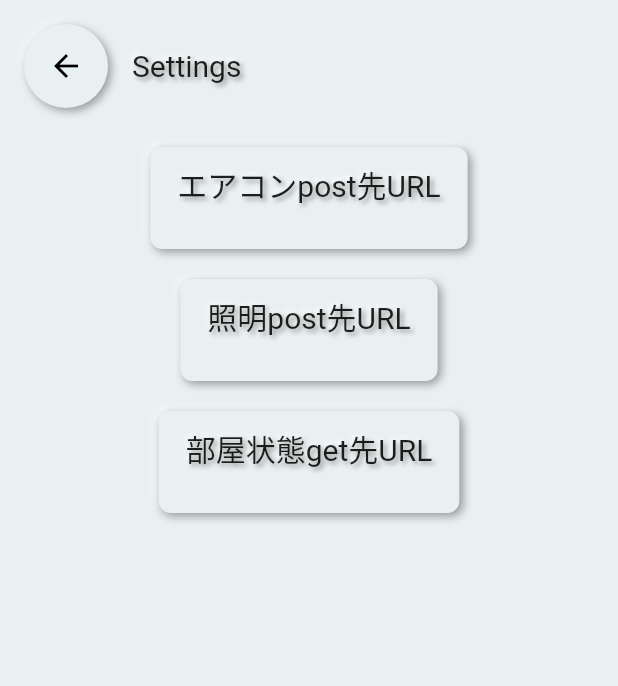
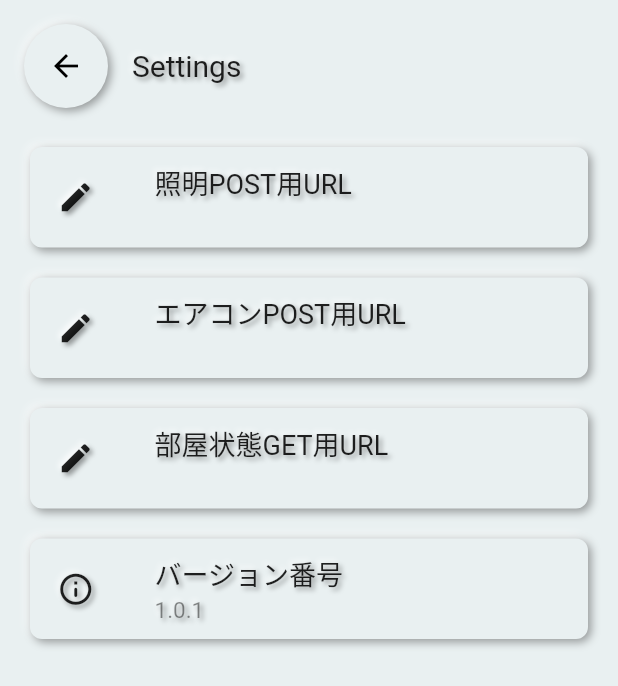
Before and after one commit to kimotu4632uz/smart_room, a Flutter app: the screen it shows after launch, after a tap on the "settings" icon, on a phone screen of 412 x 824 dp. Shown: the top 686 px of the screen. Run offline on Flutter 3.47's test engine with Material 2 defaults, Android fonts, the phone set to English and light mode, and no system bars; drawn by our look-alikes of flutter_neumorphic; our stand-ins replace package_info_plus, rxdart, shared_preferences, tuple.

Commit message:
fix bug, code improve, and add version info

```diff
--- a/lib/main.dart
+++ b/lib/main.dart
@@ -1,5 +1,6 @@
 import 'package:flutter/material.dart';
 import 'package:flutter_neumorphic/flutter_neumorphic.dart';
+import 'package:flutter_localizations/flutter_localizations.dart';
 import 'package:provider/provider.dart';
 
 import 'package:smart_room/bloc/light_bloc.dart';
@@ -12,6 +13,8 @@ import 'package:smart_room/page/settings_page.dart';
 void main() => runApp(MyApp());
 
 class MyApp extends StatelessWidget {
+  final locale = Locale("ja", "JP");
+
   @override
   Widget build(BuildContext context) =>
     MultiProvider(
@@ -34,6 +37,15 @@ class MyApp extends StatelessWidget {
           "/light": (context) => LightPage(),
           "/aircon": (context) => AirconPage(),
         },
+        locale: locale,
+        localizationsDelegates: const [
+          GlobalMaterialLocalizations.delegate,
+          GlobalWidgetsLocalizations.delegate,
+          GlobalCupertinoLocalizations.delegate,
+        ],
+        supportedLocales: [
+          locale,
+        ],
         themeMode: ThemeMode.light,
         theme: NeumorphicThemeData(
           baseColor: Color(0xffE9F0F1),
--- a/lib/page/settings_page.dart
+++ b/lib/page/settings_page.dart
@@ -1,6 +1,9 @@
 import 'package:flutter/cupertino.dart';
 import 'package:flutter_neumorphic/flutter_neumorphic.dart';
 import 'package:shared_preferences/shared_preferences.dart';
+import 'package:package_info_plus/package_info_plus.dart';
+
+import 'package:smart_room/utils.dart';
 
 class SettingsPage extends StatelessWidget {
   @override
@@ -17,24 +20,147 @@ class SettingsPage extends StatelessWidget {
         children: [
           Column(
             children: [
+             FutureBuilder(
+                future: SharedPreferences.getInstance().then((sp) => sp.getString("light_post_url") ?? ""),
+                builder: (context, AsyncSnapshot<String> snapshot) =>
+                  SettingButton(
+                    title: "照明POST用URL",
+                    innerText: snapshot.data ?? "",
+                    icon: Icons.edit,
+                    onPressed: (text, update) async {
+                      final result = await showTextEditDialog(
+                          context: context,
+                          title: "照明",
+                          init: snapshot.data
+                      );
+
+                      if (result != null) {
+                        final sp = await SharedPreferences.getInstance();
+                        sp.setString("light_post_url", result);
+                        update(result);
+                      }
+                    },
+                  ),
+              ),
+              FutureBuilder(
+                future: SharedPreferences.getInstance().then((sp) => sp.getString("aircon_post_url") ?? ""),
+                builder: (context, AsyncSnapshot<String> snapshot) =>
+                  SettingButton(
+                    title: "エアコンPOST用URL",
+                    innerText: snapshot.data ?? "",
+                    icon: Icons.edit,
+                    onPressed: (text, update) async {
+                      final result = await showTextEditDialog(
+                          context: context,
+                          title: "エアコン",
+                          init: snapshot.data
+                      );
+
+                      if (result != null) {
+                        final sp = await SharedPreferences.getInstance();
+                        sp.setString("aircon_post_url", result);
+                        update(result);
+                      }
+                    },
+                  ),
+              ),
+              FutureBuilder(
+                future: SharedPreferences.getInstance().then((sp) => sp.getString("room_get_url") ?? ""),
+                builder: (context, AsyncSnapshot<String> snapshot) =>
+                  SettingButton(
+                    title: "部屋状態GET用URL",
+                    innerText: snapshot.data ?? "",
+                    icon: Icons.edit,
+                    onPressed: (text, update) async {
+                      final result = await showTextEditDialog(
+                        context: context,
+                        title: "部屋状態",
+                        init: snapshot.data
+                      );
+
+                      if (result != null) {
+                        final sp = await SharedPreferences.getInstance();
+                        sp.setString("room_get_url", result);
+                        update(result);
+                      }
+                    },
+                  ),
+              ),
+              FutureBuilder(
+                future: PackageInfo.fromPlatform().then((value) => value.version),
+                builder: (context, AsyncSnapshot<String> snapshot) =>
+                  SettingButton(
+                    title: "バージョン番号",
+                    innerText: snapshot.data ?? "",
+                    icon: Icons.info_outline_rounded,
+                    onPressed: (_, f) {},
+                  )
+              ),
+            ],
+          )
+        ],
+      )
+    );
+}
+
+
+class SettingButton extends StatefulWidget {
+  final String title;
+  final IconData icon;
+  final String innerText;
+  final void Function(String text, Function(String) update) onPressed;
+
+  SettingButton({required this.title, required this.icon, required this.onPressed, required this.innerText});
+
+  _SettingButtonState createState() => _SettingButtonState();
+}
+
+class _SettingButtonState extends State<SettingButton> {
+  String innerText = "";
+
+  @override
+  void initState() {
+    super.initState();
+    innerText = widget.innerText;
+  }
+
+  @override
+  void didUpdateWidget(covariant SettingButton oldWidget) {
+    super.didUpdateWidget(oldWidget);
+    innerText = widget.innerText;
+  }
+
+  @override
+  Widget build(BuildContext context) =>
       NeumorphicButton(
-                margin: EdgeInsets.symmetric(vertical: 10, horizontal: 40),
-                child: Column(
+        margin: EdgeInsets.symmetric(vertical: 10, horizontal: 20),
+        child: Container(
+          width: double.infinity,
+          child: Row(
+            children: [
+              NeumorphicIcon(
+                widget.icon,
+                style: NeumorphicStyle(
+                  color: Colors.black87
+                ),
+                size: 25,
+              ),
+              SizedBox(width: 40),
+              Column(
+                crossAxisAlignment: CrossAxisAlignment.start,
                 children: [
                   NeumorphicText(
-                      "エアコンpost先URL",
+                    widget.title,
                     style: NeumorphicStyle(
                       color: Colors.black87,
                     ),
                     textStyle: NeumorphicTextStyle(
-                        fontSize: 20
+                      fontSize: 18
                     ),
                   ),
-                    FutureBuilder(
-                      future: SharedPreferences.getInstance().then((sp) => sp.getString("aircon_post_url") ?? ""),
-                      builder: (_, AsyncSnapshot<String> snapshot) =>
+                  SizedBox(height: 2),
                   NeumorphicText(
-                          snapshot.data ?? "",
+                    innerText,
                     style: NeumorphicStyle(
                       color: Colors.black45
                     ),
@@ -42,173 +168,11 @@ class SettingsPage extends StatelessWidget {
                       fontSize: 15
                     ),
                   ),
-                    )
                 ],
               ),
-                onPressed: () async {
-                  final airconPostUrl = TextEditingController();
-
-                  final result = await showDialog(
-                      context: context,
-                      barrierDismissible: true,
-                      builder: (context) => AlertDialog(
-                        actions: [
-                          TextButton(
-                            child: Text("Cancel"),
-                            onPressed: () => Navigator.pop(context),
-                          ),
-                          TextButton(
-                            child: Text("OK"),
-                            onPressed: () => Navigator.pop(context, airconPostUrl.text),
-                          ),
             ],
-                        content: Column(
-                          mainAxisSize: MainAxisSize.min,
-                          children: [
-                            Text("エアコン"),
-                            TextField(
-                              controller: airconPostUrl,
-                            )
-                          ]
-                        ),
-                      )
-                  );
-
-                  if (result != null) {
-                    final sp = await SharedPreferences.getInstance();
-                    sp.setString("aircon_post_url", result);
-                  }
-                },
-              ),
-              NeumorphicButton(
-                margin: EdgeInsets.symmetric(vertical: 10, horizontal: 40),
-                child: Column(
-                  children: [
-                    NeumorphicText(
-                      "照明post先URL",
-                      style: NeumorphicStyle(
-                        color: Colors.black87,
-                      ),
-                      textStyle: NeumorphicTextStyle(
-                        fontSize: 20
           ),
         ),
-                    FutureBuilder(
-                      future: SharedPreferences.getInstance().then((sp) => sp.getString("light_post_url") ?? ""),
-                      builder: (_, AsyncSnapshot<String> snapshot) =>
-                        NeumorphicText(
-                          snapshot.data ?? "",
-                          style: NeumorphicStyle(
-                            color: Colors.black45
-                          ),
-                          textStyle: NeumorphicTextStyle(
-                            fontSize: 15
-                          ),
-                        ),
-                    )
-                  ],
-                ),
-                onPressed: () async {
-                  final lightPostUrl = TextEditingController();
-
-                  final result = await showDialog(
-                      context: context,
-                      barrierDismissible: true,
-                      builder: (context) => AlertDialog(
-                        actions: [
-                          TextButton(
-                            child: Text("Cancel"),
-                            onPressed: () => Navigator.pop(context),
-                          ),
-                          TextButton(
-                            child: Text("OK"),
-                            onPressed: () => Navigator.pop(context, lightPostUrl.text),
-                          ),
-                        ],
-                        content: Column(
-                            mainAxisSize: MainAxisSize.min,
-                          children: [
-                            Text("照明"),
-                            TextField(
-                              controller: lightPostUrl,
-                            )
-                          ]
-                        ),
-                      )
-                  );
-
-                  if (result != null) {
-                    final sp = await SharedPreferences.getInstance();
-                    sp.setString("light_post_url", result);
-                  }
-                },
-              ),
-              NeumorphicButton(
-                margin: EdgeInsets.symmetric(vertical: 10, horizontal: 40),
-                child: Column(
-                  children: [
-                    NeumorphicText(
-                      "部屋状態get先URL",
-                      style: NeumorphicStyle(
-                        color: Colors.black87,
-                      ),
-                      textStyle: NeumorphicTextStyle(
-                        fontSize: 20
-                      ),
-                    ),
-                    FutureBuilder(
-                      future: SharedPreferences.getInstance().then((sp) => sp.getString("room_get_url") ?? ""),
-                      builder: (_, AsyncSnapshot<String> snapshot) =>
-                        NeumorphicText(
-                          snapshot.data ?? "",
-                          style: NeumorphicStyle(
-                            color: Colors.black45
-                          ),
-                          textStyle: NeumorphicTextStyle(
-                            fontSize: 15
-                          ),
-                        ),
-                    )
-                  ],
-                ),
-                onPressed: () async {
-                  final roomGetUrl = TextEditingController();
-
-                  final result = await showDialog(
-                      context: context,
-                      barrierDismissible: true,
-                      builder: (context) => AlertDialog(
-                        actions: [
-                          TextButton(
-                            child: Text("Cancel"),
-                            onPressed: () => Navigator.pop(context),
-                          ),
-                          TextButton(
-                            child: Text("OK"),
-                            onPressed: () => Navigator.pop(context, roomGetUrl.text),
-                          ),
-                        ],
-                        content: Column(
-                            mainAxisSize: MainAxisSize.min,
-                          children: [
-                            Text("部屋状態"),
-                            TextField(
-                              controller: roomGetUrl,
-                            )
-                          ]
-                        ),
-                      )
-                  );
-
-                  if (result != null) {
-                    final sp = await SharedPreferences.getInstance();
-                    sp.setString("room_get_url", result);
-                  }
-                },
-              )
-            ],
-          )
-        ],
-      )
+        onPressed: () => widget.onPressed(innerText, (text) => setState(() { innerText = text; })),
       );
 }
--- a/pubspec.yaml
+++ b/pubspec.yaml
@@ -15,13 +15,15 @@ publish_to: 'none' # Remove this line if you wish to publish to pub.dev
 # In iOS, build-name is used as CFBundleShortVersionString while build-number used as CFBundleVersion.
 # Read more about iOS versioning at
 # https://developer.apple.com/library/archive/documentation/General/Reference/InfoPlistKeyReference/Articles/CoreFoundationKeys.html
-version: 1.0.0+1
+version: 1.0.1
 
 environment:
   sdk: ">=2.12.0 <3.0.0"
 
 dependencies:
   flutter:
+    sdk: flutter
+  flutter_localizations:
     sdk: flutter
 
 
@@ -33,6 +35,7 @@ dev_dependencies:
   flutter_test:
     sdk: flutter
   flutter_launcher_icons: ^0.9.2
+  package_info_plus: ^1.0.6
   http: ^0.13.3
   tuple: ^2.0.0
   provider: ^5.0.0
```
Also changed, not shown: lib/page/aircon_page.dart (+9 -3 lines), lib/utils.dart (+32 -0 lines), pubspec.lock. Lines whose indentation alone changed are shown as unchanged.
